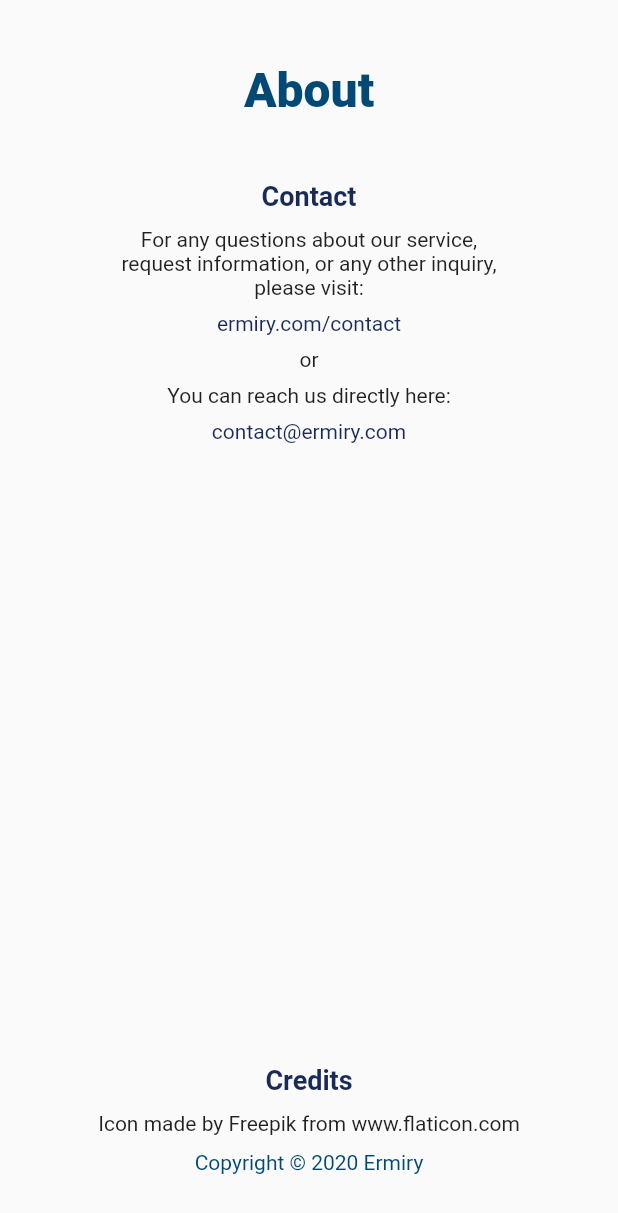
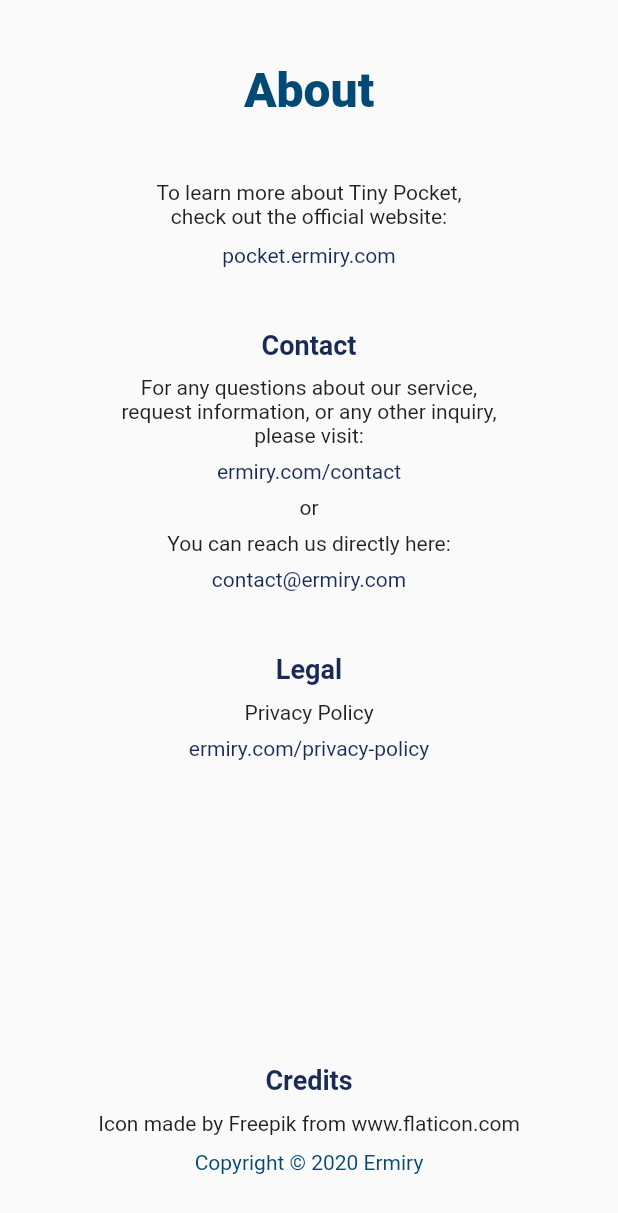
Before and after one commit to ermiry/tiny-pocket, a Flutter app: the AboutPage widget shown alone on an empty page, opened directly, on a phone screen of 412 x 824 dp. Shown: the top 1213 px of the screen. Run offline on Flutter 3.47's test engine with Material 2 defaults, Android fonts, the phone set to English and light mode, and no system bars; our stand-ins replace bloc, fl_chart, flutter_bloc, rxdart, shared_preferences, simple_animations; missing offline and left inert: jwt_decode, pref_dessert; accounts and stored records are empty; statements that could not run were skipped.

Commit message:
Added more info in about page

```diff
--- a/lib/pages/about.dart
+++ b/lib/pages/about.dart
@@ -35,10 +35,21 @@ class AboutPage extends StatelessWidget with NavigationStates {
                   child: Column(
                     children: <Widget>[
                       const Text(
+                        'To learn more about Tiny Pocket,'
+                      ),
+                      const Text('check out the official website:'),
+                      const SizedBox(height: 10),
+                      const Text(
+                        'pocket.ermiry.com',
+                        style: TextStyle(color: mainDarkBlue),
+                      ),
+
+                      SizedBox(height: MediaQuery.of(context).size.height * 0.05),
+
+                      const Text(
                         'Contact',
                         style: TextStyle(color: mainDarkBlue, fontWeight: FontWeight.bold, fontSize: 18),
                       ),
-
                       const SizedBox(height: 10),
                       const Text(
                         'For any questions about our service,'
@@ -65,6 +76,22 @@ class AboutPage extends StatelessWidget with NavigationStates {
                       const SizedBox(height: 8),
                       const Text(
                         'contact@ermiry.com',
+                        style: TextStyle(color: mainDarkBlue),
+                      ),
+
+                      SizedBox(height: MediaQuery.of(context).size.height * 0.05),
+
+                      const Text(
+                        'Legal',
+                        style: TextStyle(color: mainDarkBlue, fontWeight: FontWeight.bold, fontSize: 18),
+                      ),
+                      const SizedBox(height: 10),
+                      const Text(
+                        'Privacy Policy'
+                      ),
+                      const SizedBox(height: 8),
+                      const Text(
+                        'ermiry.com/privacy-policy',
                         style: TextStyle(color: mainDarkBlue),
                       ),
                     ],
```
